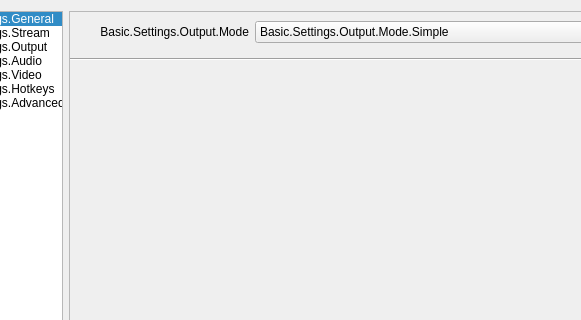
This is UI/forms/OBSBasicSettings.ui in torcheQ/obs-studio as Qt 5 draws it before an edit; both pictures show x 83 to 664 and y 0 to 320 of the 981 by 748 pixel window. The edited form follows.
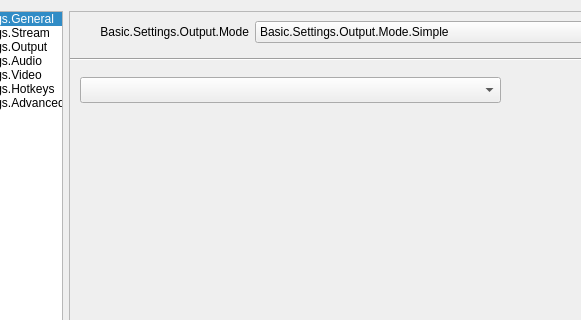
This is the edited form. The open tabs and pages were chosen to show the change. Icons and pictures are not drawn.

Commit message: Inital work on plugin output settings

Patch:
```diff
--- a/UI/forms/OBSBasicSettings.ui
+++ b/UI/forms/OBSBasicSettings.ui
@@ -3169,7 +3169,29 @@
                  </item>
                 </layout>
                </widget>
-               <widget class="QWidget" name="page_6"/>
+               <widget class="QWidget" name="pluginOutputsPage">
+                <widget class="QComboBox" name="pluginOutputType">
+                 <property name="geometry">
+                  <rect>
+                   <x>10</x>
+                   <y>10</y>
+                   <width>421</width>
+                   <height>26</height>
+                  </rect>
+                 </property>
+                </widget>
+                <widget class="QWidget" name="verticalLayoutWidget">
+                 <property name="geometry">
+                  <rect>
+                   <x>10</x>
+                   <y>40</y>
+                   <width>751</width>
+                   <height>261</height>
+                  </rect>
+                 </property>
+                 <layout class="QVBoxLayout" name="pluginOutputSettings"/>
+                </widget>
+               </widget>
               </widget>
              </item>
             </layout>
```
Left out of the diff: 6 changed lines with no effect on the pictures. The commit also changes 3 other files.
